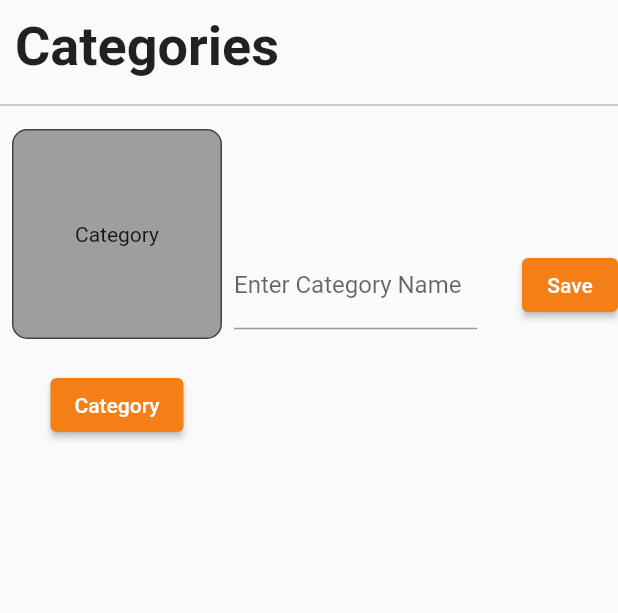
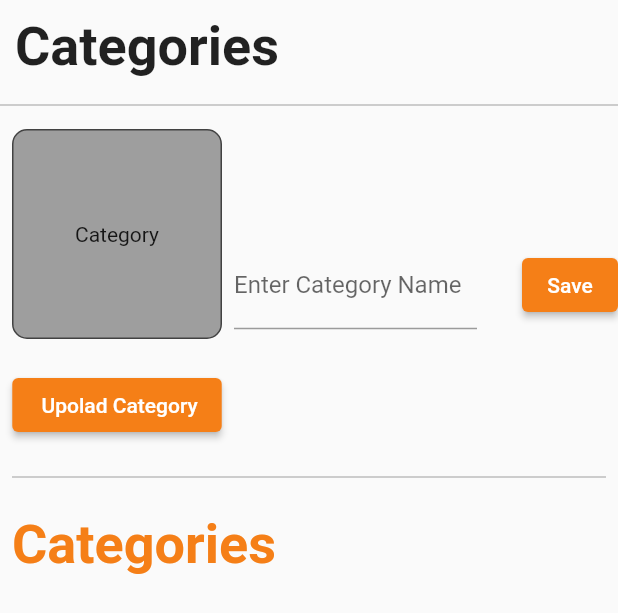
Before and after one commit to AmirBegic1/shop_app_admin_panel, a Flutter app: the CategoriesScreen widget shown alone on an empty page, opened directly, on a phone screen of 412 x 824 dp. Shown: the top 613 px of the screen. Run offline on Flutter 3.47's test engine with Material 2 defaults, Android fonts, the phone set to English and light mode, and no system bars; our stand-ins replace cloud_firestore, file_picker, firebase_core, firebase_storage, flutter_easyloading; missing offline and left inert: dart:html, flutter_admin_scaffold; accounts and stored records are empty.

Commit message:
category screen fix

```diff
--- a/lib/main.dart
+++ b/lib/main.dart
@@ -8,7 +8,9 @@ import 'package:flutter_easyloading/flutter_easyloading.dart';
 
 void main() async {
   WidgetsFlutterBinding.ensureInitialized();
+
   await Firebase.initializeApp(
+      name: 'shop-app-f27dd',
       options: kIsWeb || Platform.isAndroid
           ? FirebaseOptions(
               apiKey: "AIzaSyB2TB4ALN36fnWof4ktXvFKyCPaRbEYYDY",
--- a/lib/views/screens/side_bar_screens/categories_screen.dart
+++ b/lib/views/screens/side_bar_screens/categories_screen.dart
@@ -4,6 +4,8 @@ import 'package:firebase_core/firebase_core.dart';
 import 'package:firebase_storage/firebase_storage.dart';
 import 'package:flutter/material.dart';
 import 'package:flutter_easyloading/flutter_easyloading.dart';
+
+import 'widgets/cetegory_widget.dart';
 
 class CategoriesScreen extends StatefulWidget {
   static const String routeName = '\CategoriesScreen';
@@ -34,32 +36,33 @@ class _CategoriesScreenState extends State<CategoriesScreen> {
 
   late String categoryName;
 
+  _upoladCategoryBannerToStorage(dynamic image) async {
+    Reference ref = _storage.ref().child('categoryImages').child(fileName!);
+
+    UploadTask uploadTask = ref.putData(image);
+    TaskSnapshot snapshot = await uploadTask;
+    String downloadUrl = await snapshot.ref.getDownloadURL();
+    await downloadUrl;
+  }
+
   uploadCategory() async {
     EasyLoading.show(status: 'Upolading');
     if (_formKey.currentState!.validate()) {
       String imageUrl = await _upoladCategoryBannerToStorage(_image);
 
-      await _firestore.collection('categories').doc(fileName).set({
+      await _firestore.collection('Categories').doc(fileName).set({
         'image': imageUrl,
         'categoryName': categoryName,
       }).whenComplete(() {
         EasyLoading.dismiss();
         setState(() {
           _image = null;
+          _formKey.currentState!.reset();
         });
       });
     } else {
       print('Lose');
     }
-  }
-
-  _upoladCategoryBannerToStorage(dynamic image) async {
-    Reference ref = _storage.ref().child('cateogryImages').child(fileName!);
-
-    UploadTask uploadTask = ref.putData(image);
-    TaskSnapshot snapshot = await uploadTask;
-    String downloadUrl = await snapshot.ref.getDownloadURL();
-    await downloadUrl;
   }
 
   @override
@@ -95,9 +98,14 @@ class _CategoriesScreenState extends State<CategoriesScreen> {
                           border: Border.all(color: Colors.grey.shade800),
                           borderRadius: BorderRadius.circular(10),
                         ),
-                        child: Center(
-                          child: Center(child: Text('Category')),
-                        ),
+                        child: _image != null
+                            ? Image.memory(
+                                _image,
+                                fit: BoxFit.fill,
+                              )
+                            : Center(
+                                child: Center(child: Text('Category')),
+                              ),
                       ),
                       SizedBox(height: 20),
                       ElevatedButton(
@@ -107,12 +115,7 @@ class _CategoriesScreenState extends State<CategoriesScreen> {
                         onPressed: () {
                           pickImage();
                         },
-                        child: _image != null
-                            ? Image.memory(
-                                _image,
-                                fit: BoxFit.cover,
-                              )
-                            : Center(child: Text('Category')),
+                        child: Center(child: Text(' Upolad Category')),
                       ),
                     ],
                   ),
@@ -150,6 +153,27 @@ class _CategoriesScreenState extends State<CategoriesScreen> {
                 ),
               ],
             ),
+            Padding(
+              padding: const EdgeInsets.all(8.0),
+              child: Divider(
+                color: Colors.grey,
+              ),
+            ),
+            Padding(
+              padding: const EdgeInsets.all(8.0),
+              child: Container(
+                alignment: Alignment.topLeft,
+                child: Text(
+                  'Categories',
+                  style: TextStyle(
+                    fontSize: 36,
+                    fontWeight: FontWeight.bold,
+                    color: Colors.yellow.shade900,
+                  ),
+                ),
+              ),
+            ),
+            CategoryWidget(),
           ],
         ),
       ),
```
